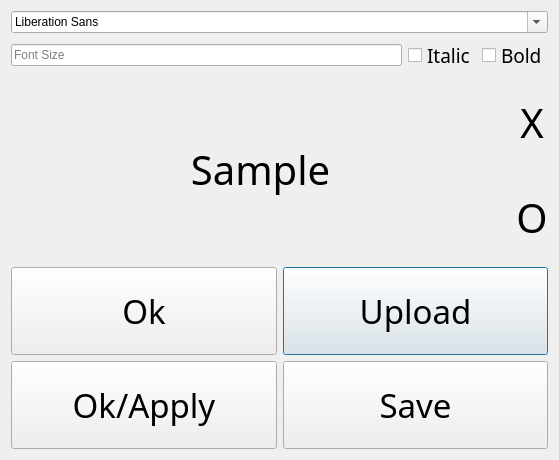
Creator-K999/TicTacToe-GUI-VERSION, file Dep/ui/font_changer_window.ui: the form before one commit.
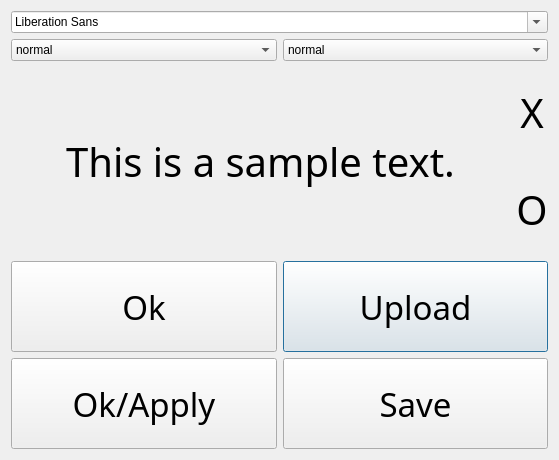
The form after the commit.

Commit message: Proceeded working on the fonts changer system.

Patch:
```diff
--- a/Dep/ui/font_changer_window.ui
+++ b/Dep/ui/font_changer_window.ui
@@ -111,7 +111,7 @@
         </font>
        </property>
        <property name="text">
-        <string>Sample</string>
+        <string>This is a sample text.</string>
        </property>
        <property name="alignment">
         <set>Qt::AlignCenter</set>
@@ -162,36 +162,49 @@
    <item row="1" column="0">
     <layout class="QHBoxLayout" name="horizontalLayout_2">
      <item>
-      <widget class="QLineEdit" name="font_size_entry">
-       <property name="placeholderText">
-        <string>Font Size</string>
+      <widget class="QComboBox" name="style_box">
+       <property name="toolTip">
+        <string>Font Style</string>
        </property>
-      </widget>
-     </item>
-     <item>
-      <widget class="QCheckBox" name="is_italic_check_box">
-       <property name="font">
-        <font>
-         <family>Poor Richard</family>
-         <pointsize>14</pointsize>
-        </font>
+       <property name="statusTip">
+        <string/>
        </property>
-       <property name="text">
-        <string>Italic</string>
+       <property name="whatsThis">
+        <string/>
        </property>
+       <property name="currentText">
+        <string>normal</string>
+       </property>
+       <property name="modelColumn">
+        <number>0</number>
+       </property>
+       <item>
+        <property name="text">
+         <string>normal</string>
+        </property>
+       </item>
+       <item>
+        <property name="text">
+         <string>italic</string>
+        </property>
+       </item>
       </widget>
      </item>
      <item>
-      <widget class="QCheckBox" name="is_bold_check_box">
-       <property name="font">
-        <font>
-         <family>Poor Richard</family>
-         <pointsize>14</pointsize>
-        </font>
+      <widget class="QComboBox" name="weight_box">
+       <property name="toolTip">
+        <string>Font Weight</string>
        </property>
-       <property name="text">
-        <string>Bold</string>
-       </property>
+       <item>
+        <property name="text">
+         <string>normal</string>
+        </property>
+       </item>
+       <item>
+        <property name="text">
+         <string>bold</string>
+        </property>
+       </item>
       </widget>
      </item>
     </layout>
```
The commit also changes 8 other files.
